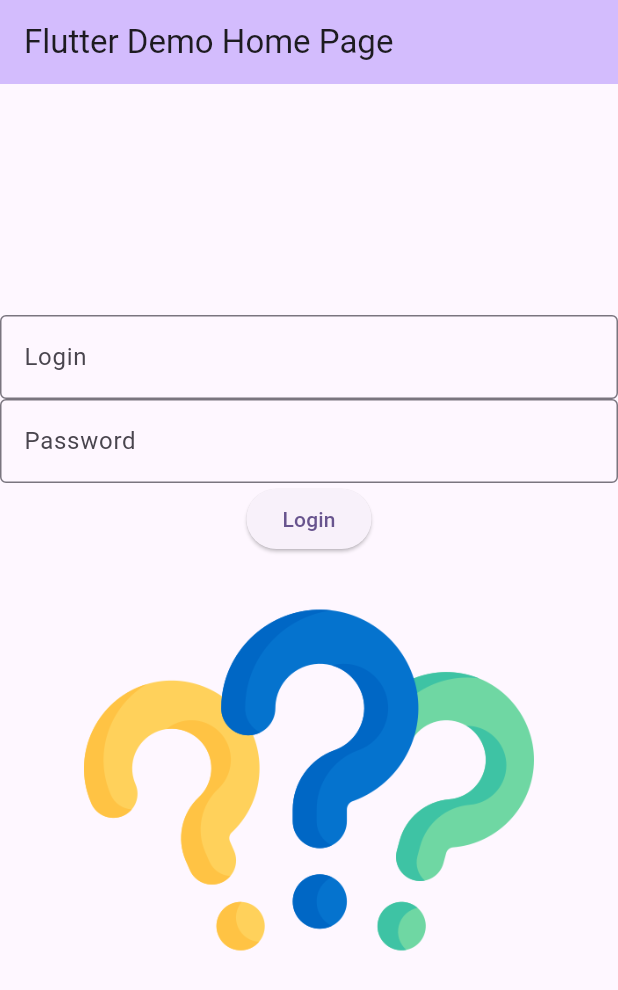
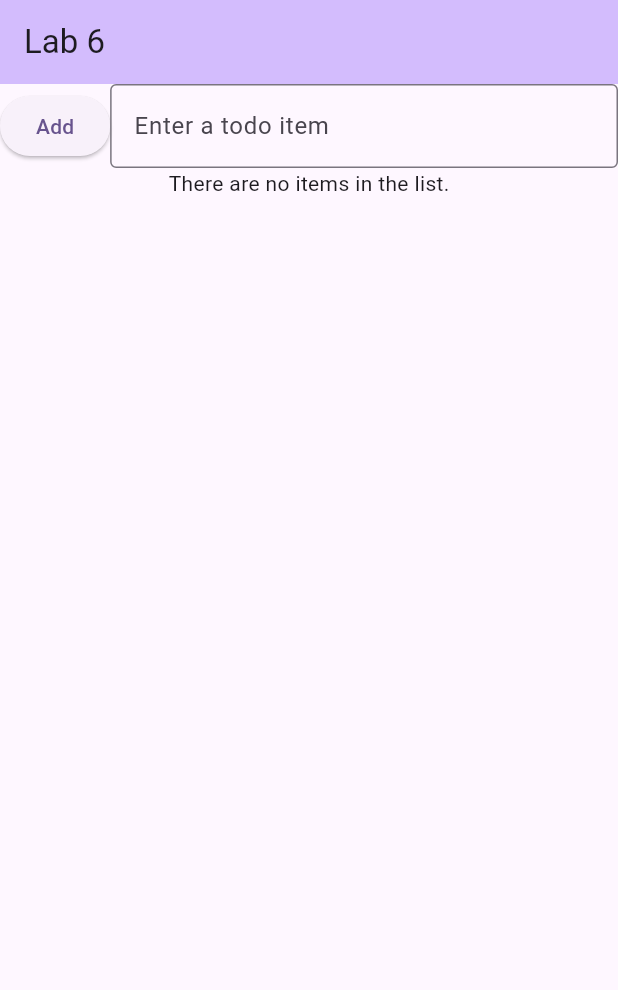
Before and after one commit to huan0305/Lab2, a Flutter app: the screen it shows after launch, on a phone screen of 412 x 824 dp. Shown: the top 990 px of the screen. Run offline on Flutter 3.47's test engine with Material 3 defaults, Android fonts, the phone set to English and light mode, and no system bars.

Commit message:
Completed lab 6.

```diff
--- a/lib/main.dart
+++ b/lib/main.dart
@@ -17,23 +17,13 @@ class MyApp extends StatelessWidget {
         colorScheme: ColorScheme.fromSeed(seedColor: Colors.deepPurple),
         useMaterial3: true,
       ),
-      home: const MyHomePage(title: 'Flutter Demo Home Page'),
+      home: const MyHomePage(title: 'Lab 6'),
     );
   }
 }
 
 class MyHomePage extends StatefulWidget {
   const MyHomePage({super.key, required this.title});
-
-  // This widget is the home page of your application. It is stateful, meaning
-  // that it has a State object (defined below) that contains fields that affect
-  // how it looks.
-
-  // This class is the configuration for the state. It holds the values (in this
-  // case the title) provided by the parent (in this case the App widget) and
-  // used by the build method of the State. Fields in a Widget subclass are
-  // always marked "final".
-
   final String title;
 
   @override
@@ -42,30 +32,20 @@ class MyHomePage extends StatefulWidget {
 
 class _MyHomePageState extends State<MyHomePage> {
 
-    void logIn() {
+  late TextEditingController _controller;
+  List<String> listObjects = [];
 
-    }
-  var imageSource = "images/question-mark.png";
-
-  late TextEditingController _loginController;
-  late TextEditingController _passwordController;
 
   @override
   void initState() {
     super.initState();
-    _loginController = TextEditingController();
-    _passwordController = TextEditingController();
+    _controller = TextEditingController();
   }
 
   @override
   void dispose() {
-  _loginController.dispose();
-  _passwordController.dispose();
+  _controller.dispose();
   super.dispose();
-  }
-
-  void buttonClicked() {
-
   }
 
   @override
@@ -77,42 +57,73 @@ class _MyHomePageState extends State<MyHomePage> {
         title: Text(widget.title),
       ),
       body: Center(
+        child: Column(children: [
+          //ADD ROW
+          Row(children: [
+            ElevatedButton(child: Text("Add"), onPressed: () {
+              var userTyped = _controller.value.text;
+              //setting state of GUI
+              setState(() {
+                listObjects.add(userTyped);
+                _controller.text = "";
+              });
+            }),
 
-        child: Column(
+            Expanded(child:
+              TextField(controller: _controller,
+                decoration: InputDecoration(
+                  hintText: "Type Here",
+                  border: OutlineInputBorder(),
+                  labelText: "Enter a todo item"
+                ),
+              )
+            )
+          ]),
 
-          mainAxisAlignment: MainAxisAlignment.center,
-          children: <Widget>[
-            TextField(controller: _loginController,
-                decoration: InputDecoration(
-                    hintText:"Type here",
-                    border: OutlineInputBorder(),
-                    labelText: "Login"
-                )),
-            TextField(controller: _passwordController,
-                decoration: InputDecoration(
-                    hintText:"Type here",
-                    border: OutlineInputBorder(),
-                    labelText: "Password"
-                ),
-                obscureText:true,
-            ),
-
-            ElevatedButton(
-                onPressed: () {
-                  setState( () {
-                    if (_passwordController.text == "QWERTY123") {
-                      imageSource = "images/idea.png";
-                    } else {
-                      imageSource = "images/stop.png";
-                    }
-                  });
+          //ITEM LIST
+          // If the list is empty, it notifies the user.
+          if(listObjects.isEmpty)
+            Text("There are no items in the list.")
+          else
+          Expanded( child:
+              ListView.builder(
+                itemCount: listObjects.length,
+                itemBuilder: (context, rowNumber) {
+                  return
+                      GestureDetector(child:
+                        Row(mainAxisAlignment: MainAxisAlignment.spaceAround,
+                            children: [
+                              Text("Row number: ${rowNumber}"),
+                              Text(listObjects[rowNumber]),
+                        ]),
+                        //Alert dialog launched on long press of row.
+                        onLongPress: () {
+                          showDialog<String>(
+                            context: context,
+                            builder: (BuildContext context) => AlertDialog(
+                              title: const Text('Delete Item'),
+                              content: const Text('Do you want to delete the item?'),
+                              actions: <Widget>[
+                                //Yes button deletes object and closes alert dialog.
+                                ElevatedButton(child: Text("Yes"), onPressed: () {
+                                  setState(() {
+                                    listObjects.removeAt(rowNumber);
+                                    Navigator.pop(context);
+                                  });
+                                }),
+                                //No button closes alert dialog only.
+                                OutlinedButton(child: Text("No"), onPressed: () {
+                                  Navigator.pop(context);
+                                })
+                              ],
+                            ),
+                          );
+                        },
+                      );
                 },
-                child: Text("Login"),
-            ),
-            Image.asset(imageSource, width: 300, height: 300)
-          ],
-        ),
-      ),
-    );
+              )
+          )
+      ]),
+    ));
   }
 }
```
